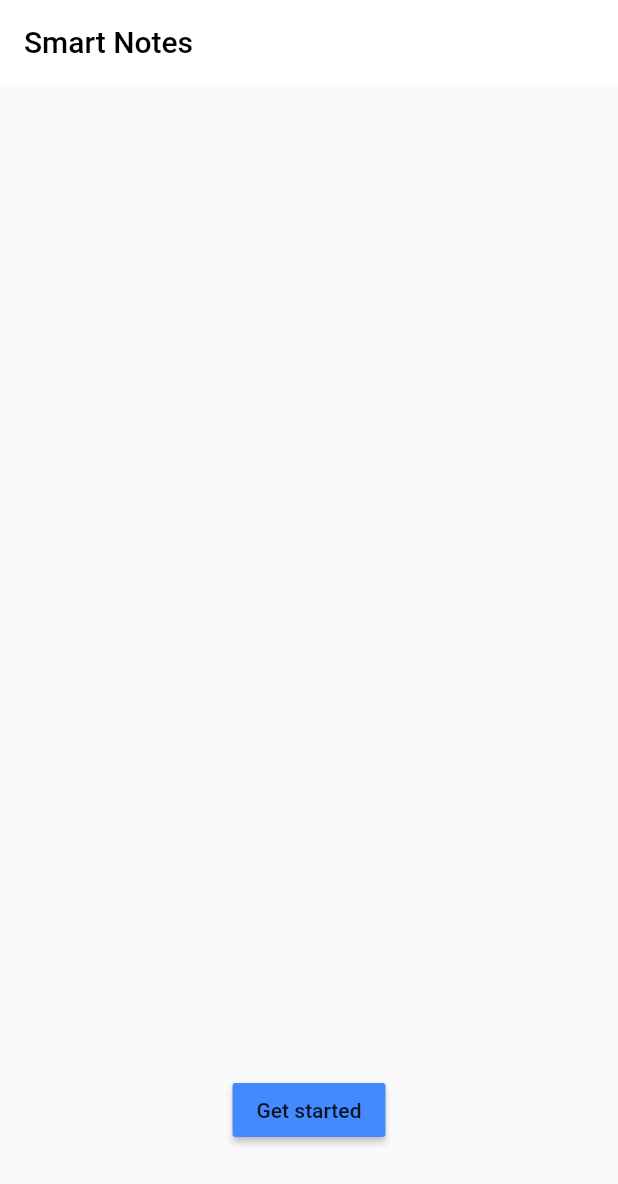
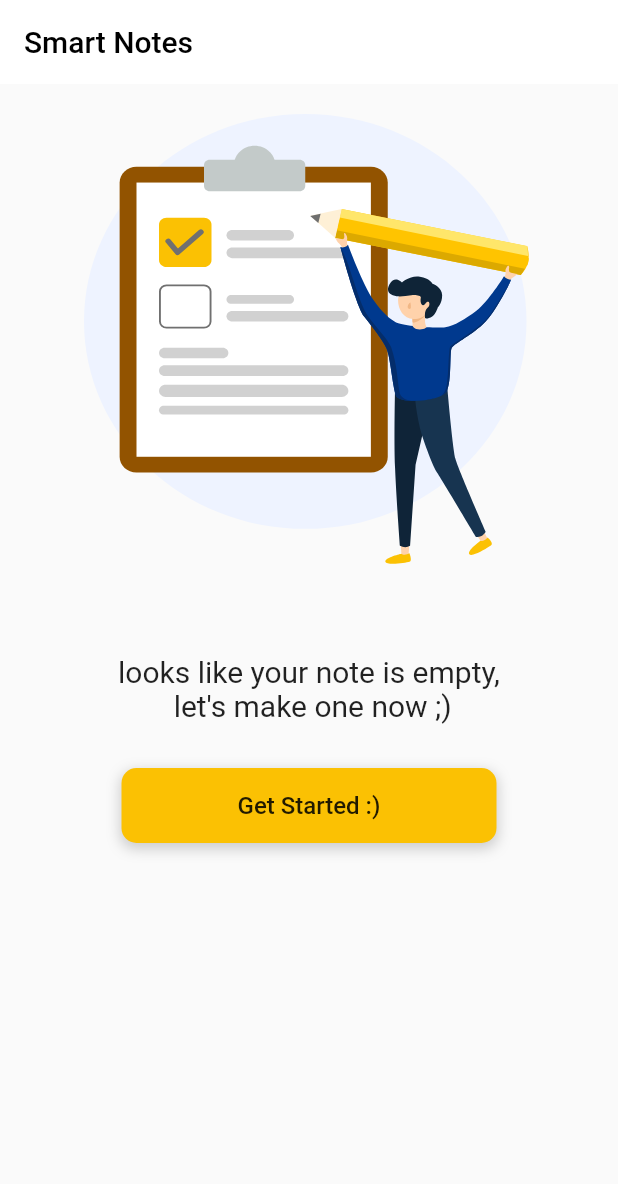
Before and after one commit to viktorvoltz/smartnote, a Flutter app: the screen it shows after launch, on a phone screen of 412 x 824 dp. Shown: the top 1184 px of the screen. Run offline on Flutter 3.47's test engine with Material 2 defaults, Android fonts, the phone set to English and light mode, and no system bars; our stand-ins replace flutter_svg.

Commit message:
app structure

```diff
--- /dev/null
+++ b/lib/inherited_widget/note_inherited_widget.dart
@@ -0,0 +1,21 @@
+import 'package:flutter/material.dart';
+
+class NoteInheritedWidget extends InheritedWidget{
+
+  final List<Map<String, String>> notes = [
+
+
+  ];
+
+  NoteInheritedWidget(Widget child) : super(child: child);
+
+  static NoteInheritedWidget of(BuildContext context){
+    return (context.inheritFromWidgetOfExactType(NoteInheritedWidget) as NoteInheritedWidget);
+
+  }
+
+  @override
+  bool updateShouldNotify(NoteInheritedWidget oldWidget) {
+    return oldWidget.notes != notes;
+  }
+}
--- a/lib/main.dart
+++ b/lib/main.dart
@@ -1,4 +1,5 @@
 import 'package:flutter/material.dart';
+import 'inherited_widget/note_inherited_widget.dart';
 import 'package:smartnote/screens/note_llist.dart';
 import 'screens/homescreen.dart';
 import 'screens/note.dart';
@@ -10,14 +11,16 @@ void main(){
 class MyApp extends StatelessWidget {
   @override
   Widget build(BuildContext context) {
-    return MaterialApp(
+    return NoteInheritedWidget(
+        MaterialApp(
         debugShowCheckedModeBanner: false,
         title: 'Smart Note',
         home: HomeScreen(),
         routes: {
           NoteList.routeName: (ctx) => NoteList(),
-        Note.routeName: (ctx) => Note(NoteMode.Adding),
+          Note.routeName: (ctx) => Note(noteMode: NoteMode.Adding),
         }
+      ),
     );
   }
 }
--- /dev/null
+++ b/lib/screens/empty_note.dart
@@ -0,0 +1,73 @@
+import 'package:flutter/material.dart';
+import 'package:flutter_svg/flutter_svg.dart';
+import 'note.dart';
+
+class EmptyNote extends StatelessWidget {
+  @override
+  Widget build(BuildContext context) {
+    return Scaffold(
+        body: Container(
+      alignment: Alignment.center,
+      margin: EdgeInsets.only(top: 20),
+      child: Column(
+          crossAxisAlignment: CrossAxisAlignment.center,
+          children: <Widget>[
+            Container(
+              //margin: EdgeInsets.only(left: 200),
+              height: 300,
+              //color: Colors.grey,
+              width: 300,
+              child: SvgPicture.asset(
+                'assets/svg/illustration.svg',
+                fit: BoxFit.fill,
+              ),
+            ),
+            SizedBox(
+              height: 60,
+            ),
+            Container(
+              child: Text(
+                'looks like your note is empty, \n let\'s make one now ;)',
+                textAlign: TextAlign.center,
+                style: TextStyle(fontSize: 20),
+              ),
+            ),
+            SizedBox(
+              height: 30,
+            ),
+            Container(
+              height: 50,
+              width: 250,
+              child: FlatButton(
+                onPressed: () {
+                  Navigator.push(
+                    context,
+                    MaterialPageRoute(
+                      builder: (context) => Note(
+                        noteMode: NoteMode.Adding,
+                      ),
+                    ),
+                  );
+                },
+                child: Text(
+                  'Get Started :)',
+                  style: TextStyle(fontSize: 16),
+                ),
+              ),
+              decoration: BoxDecoration(
+                color: Color(0xffFBC103),
+                borderRadius: BorderRadius.circular(10),
+                boxShadow: [
+                  BoxShadow(
+                    color: Colors.grey.withOpacity(0.5),
+                    spreadRadius: 1,
+                    blurRadius: 7,
+                    offset: Offset(0, 3), // changes position of shadow
+                  ),
+                ],
+              ),
+            ),
+          ]),
+    ));
+  }
+}
--- a/lib/screens/homescreen.dart
+++ b/lib/screens/homescreen.dart
@@ -1,10 +1,25 @@
 import 'package:flutter/material.dart';
+import 'package:smartnote/inherited_widget/note_inherited_widget.dart';
 import 'note_llist.dart';
+import 'empty_note.dart';
 
-class HomeScreen extends StatelessWidget {
+class HomeScreen extends StatefulWidget {
+
+  @override
+  HomeScreenState createState() => HomeScreenState();
+}
+
+class HomeScreenState extends State<HomeScreen> {
+  List<Map<String, String>> get _notes => NoteInheritedWidget.of(context).notes;
+
+  @override
+  void didChangeDependencies() {
+
+    super.didChangeDependencies();
+  }
+
   @override
   Widget build(BuildContext context) {
-
     double size = MediaQuery.of(context).size.height;
     return Scaffold(
       appBar: AppBar(
@@ -13,17 +28,7 @@ class HomeScreen extends StatelessWidget {
         elevation: 0
       ),
 
-      body: Container(
-        alignment: Alignment.bottomCenter,
-        margin: EdgeInsets.only(bottom: 60),
-        child: RaisedButton(
-          child: Text('Get started'),
-          onPressed: (){
-            Navigator.of(context).pushNamed(NoteList.routeName);
-          },
-          color: Colors.blueAccent,
-        ),
-      ),
+      body: _notes.isEmpty ? EmptyNote() : NoteList()
     );
   }
 }
--- a/pubspec.yaml
+++ b/pubspec.yaml
@@ -23,6 +23,7 @@ environment:
 dependencies:
   flutter:
     sdk: flutter
+  flutter_svg: ^0.18.0
 
 
   # The following adds the Cupertino Icons font to your application.
@@ -45,8 +46,8 @@ flutter:
   uses-material-design: true
 
   # To add assets to your application, add an assets section, like this:
-  # assets:
-  #   - images/a_dot_burr.jpeg
+  assets:
+    - assets/svg/illustration.svg
   #   - images/a_dot_ham.jpeg
 
   # An image asset can refer to one or more resolution-specific "variants", see
```
Also changed, not shown: lib/screens/note.dart (+79 -23 lines), lib/screens/note_llist.dart (+81 -10 lines), assets/svg/illustration.svg (added), assets/svg/illustration1.svg (added), pubspec.lock. Lines whose indentation alone changed are shown as unchanged.
